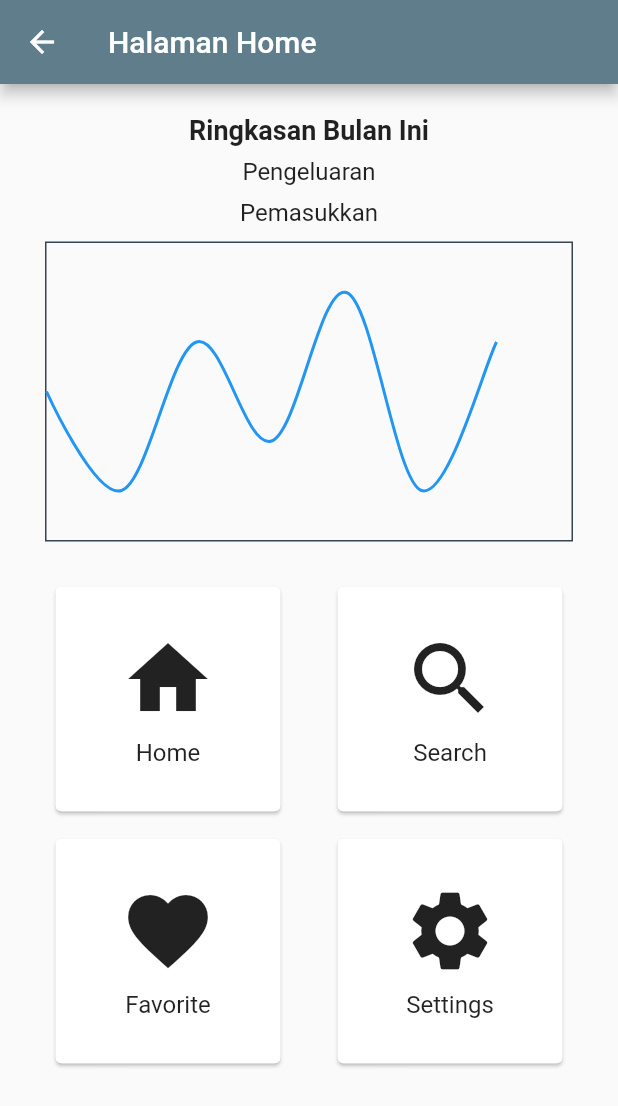
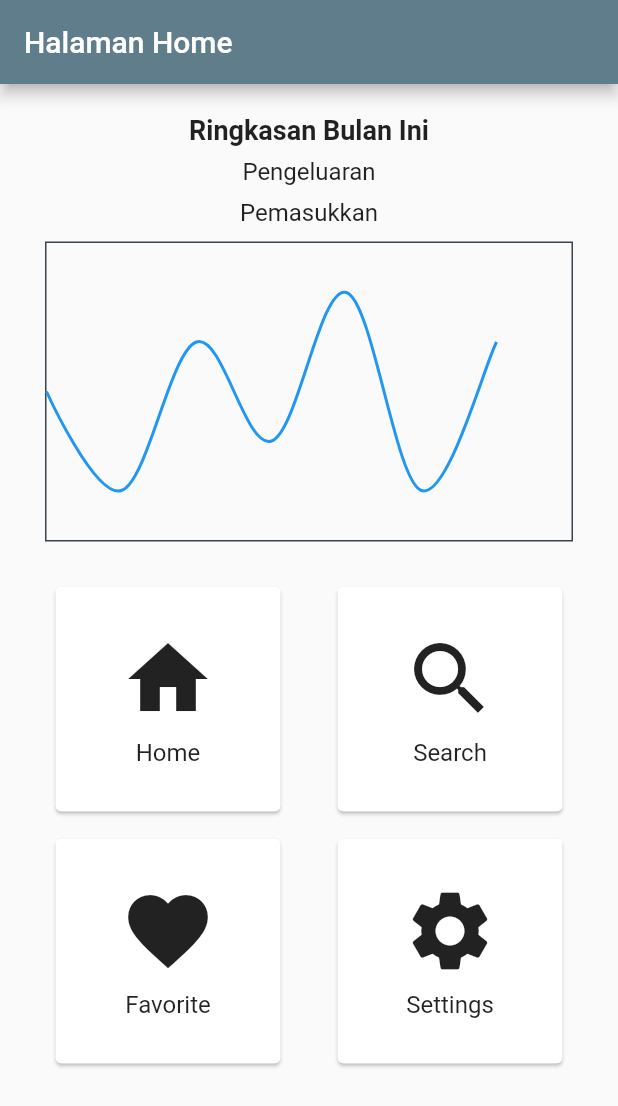
Before and after one commit to GalihPrev/flutter_sertifikasi_lsp_2023_galihpreviand, a Flutter app: the HomePage screen opened directly, on a phone screen of 412 x 824 dp. Shown: the top 1106 px of the screen. Run offline on Flutter 3.47's test engine with Material 2 defaults, Android fonts, the phone set to English and light mode, and no system bars; drawn by our look-alikes of fl_chart; our stand-ins replace font_awesome_flutter, quickalert, sqflite; accounts and stored records are empty.

Commit message:
Update Progress

```diff
--- a/lib/main.dart
+++ b/lib/main.dart
@@ -1,9 +1,13 @@
 import 'package:flutter/material.dart';
+import 'package:flutter_sertifikasi_lsp_2023_galihpreviand/view/detailCashFlow.dart';
 import 'package:flutter_sertifikasi_lsp_2023_galihpreviand/view/home.dart';
 import 'package:flutter_sertifikasi_lsp_2023_galihpreviand/view/tambahPemasukan.dart';
+import 'package:flutter_sertifikasi_lsp_2023_galihpreviand/view/tambahPengeluaran.dart';
+
 
 import 'Auth/login.dart';
-import 'Auth/register.dart';
+import 'view/pengaturan.dart';
+
 
 void main() => runApp(MyApp());
 
@@ -16,7 +20,7 @@ class MyApp extends StatelessWidget {
       theme: ThemeData(
         primarySwatch: Colors.blueGrey,
       ),
-      home: Pemasukan(),
+      home: LoginPage(),
     );
   }
 }
--- a/lib/view/home.dart
+++ b/lib/view/home.dart
@@ -17,8 +17,11 @@ class _HomePageState extends State<HomePage> {
     return Scaffold(
       appBar: AppBar(
         title: Text('Halaman Home'),
+        automaticallyImplyLeading: false,
       ),
-      body: Center(
+      body: SingleChildScrollView(
+        controller: ScrollController(),
+        child: Center(
           child: Column(
             children: [
               Column(
@@ -49,7 +52,6 @@ class _HomePageState extends State<HomePage> {
                   ),
                 ],
               ),
-            // Add your line chart here
               Padding(
                 padding: const EdgeInsets.only(
                     top: 10, bottom: 10, left: 30, right: 30),
@@ -92,7 +94,6 @@ class _HomePageState extends State<HomePage> {
                   ),
                 ),
               ),
-
               Padding(
                 padding: const EdgeInsets.all(16.0),
                 child: Column(
@@ -254,6 +255,7 @@ class _HomePageState extends State<HomePage> {
             ],
           ),
         ),
+      ),
     );
   }
 }
--- a/lib/view/tambahPemasukan.dart
+++ b/lib/view/tambahPemasukan.dart
@@ -159,7 +159,7 @@ class _PemasukanState extends State<Pemasukan> {
                     ),
                   ],
                 ),
-              )
+              ),
             ],
           ),
         ),
```
Lines whose indentation alone changed are shown as unchanged.
